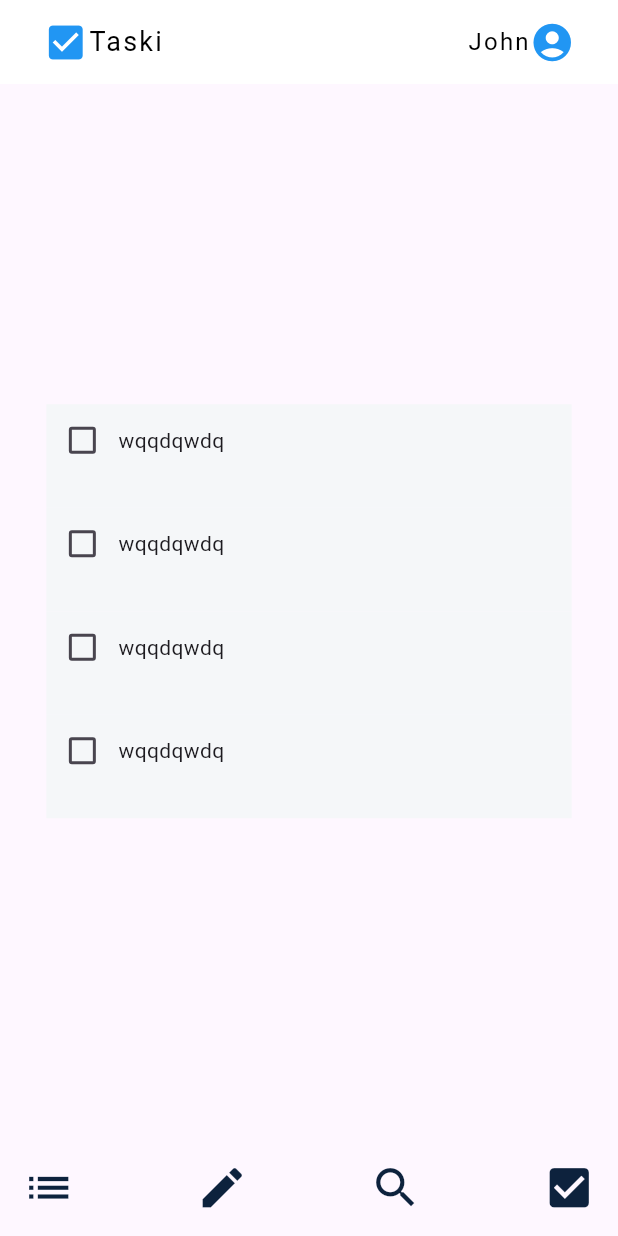
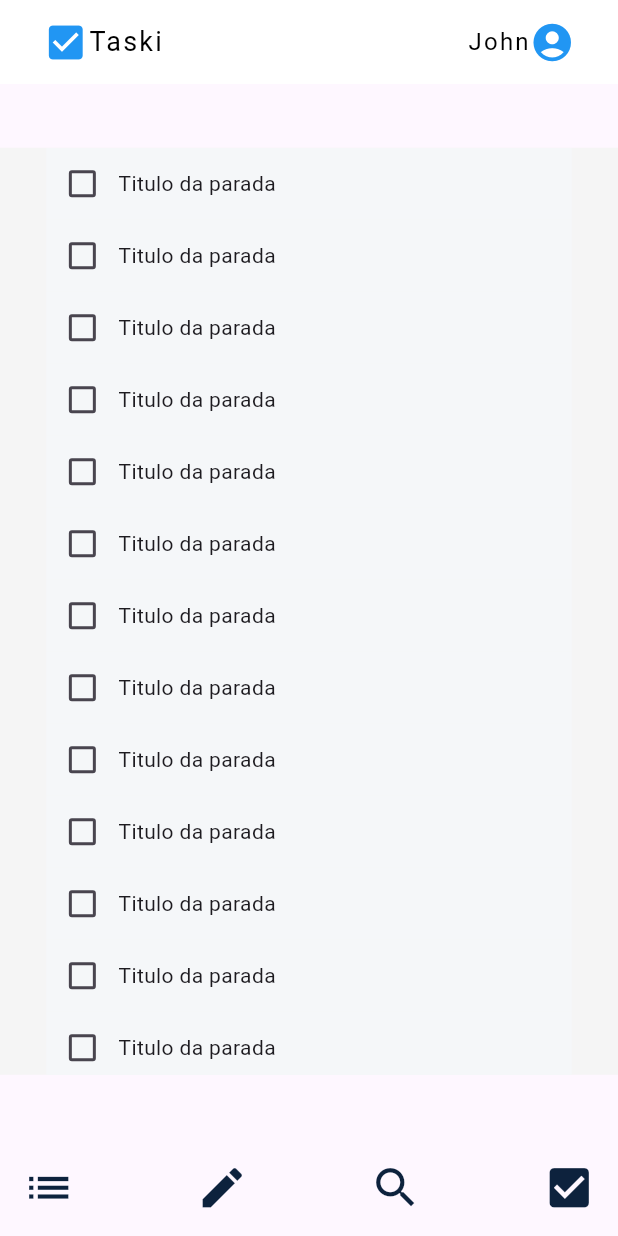
Before and after one commit to RodrigoToledo5599/DesafioMobile, a Flutter app: the screen it shows after launch, on a phone screen of 412 x 824 dp. Run offline on Flutter 3.47's test engine with Material 3 defaults, Android fonts, the phone set to English and light mode, and no system bars; our stand-ins replace flutter_svg.

Commit message:
falta alinhar o texto do icone de Task

```diff
--- a/lib/Views/Todo.dart
+++ b/lib/Views/Todo.dart
@@ -16,33 +16,45 @@ class Todo extends StatelessWidget{
       home: Scaffold(
         appBar: UpBar(),
         bottomNavigationBar: Navigate(),
-        body: Container(
+        body:
+            Center(
+              child:
+              Container(
                   width: MediaQuery.of(context).size.width * 1,
-            // color: Color.fromRGBO(245, 245, 245, 1),
-          child:Column(
+                  height: MediaQuery.of(context).size.height * 0.75,
+                  color: Color.fromRGBO(245, 245, 245, 1),
+                  child:SingleChildScrollView(
+                      child: Column(
                           crossAxisAlignment: CrossAxisAlignment.center,
                           mainAxisAlignment: MainAxisAlignment.center,
                           children:[
-              SingleChildScrollView(
-                child:
                             Column(
                                 children:[
                                   Task(),
                                   Task(),
                                   Task(),
                                   Task(),
+                                  Task(),
+                                  Task(),
+                                  Task(),
+                                  Task(),
+                                  Task(),
+                                  Task(),
+                                  Task(),
+                                  Task(),
+                                  Task(),
+                                  Task(),
+
                                 ]
                             ),
-
-              ),
-
-
                           ]
                       )
+                  )
               ),
+            )
 
         )
       );
-  }
 
   }
+}
--- a/lib/Widgets/Task.dart
+++ b/lib/Widgets/Task.dart
@@ -30,11 +30,11 @@ class _Task extends State<Task>{
       },
       child:Container(
           width: MediaQuery.of(context).size.width * 0.85,
-
           color: Color.fromRGBO(245, 247, 249,1),
-          // color: Color.fromRGBO(245, 0, 0,1),
+          // color: Color.fromRGBO(132, 86, 54,1),
           child:
           Column(
+            crossAxisAlignment: CrossAxisAlignment.start,
               children:[
                 Row(
                   children:[
@@ -47,14 +47,27 @@ class _Task extends State<Task>{
                         });
                       },
                     ),
-                      Text("wqqdqwdq"),
+                    Text("Titulo da parada"),
                   ]
                 ),
                 if(isOpen == true)
-                  Text("Lorem Ipsum is simply dummy text of the printing and typesetting industry. "
-                      "Lorem Ipsum has been the industry's standard dummy text ever since the 1500s, ")
+                  Container(
+                      width: MediaQuery.of(context).size.width * 0.75,
+                      child:
+                          Column(
+                            crossAxisAlignment: CrossAxisAlignment.center,
+                            mainAxisAlignment: MainAxisAlignment.center,
+                            children:[
+                              Text("Lorem Ipsum is simply dummy text of the printing and typesetting industry."
+                                   "Lorem Ipsum has been the industry's standard dummy text ever since the 1500s,",
+                                    softWrap: true
+                              ),
+                            ]
+                          )
+
+                  )
                 else
-                  Text(""),
+                  Container()
               ]
           )
       )
```
Lines whose indentation alone changed are shown as unchanged.
